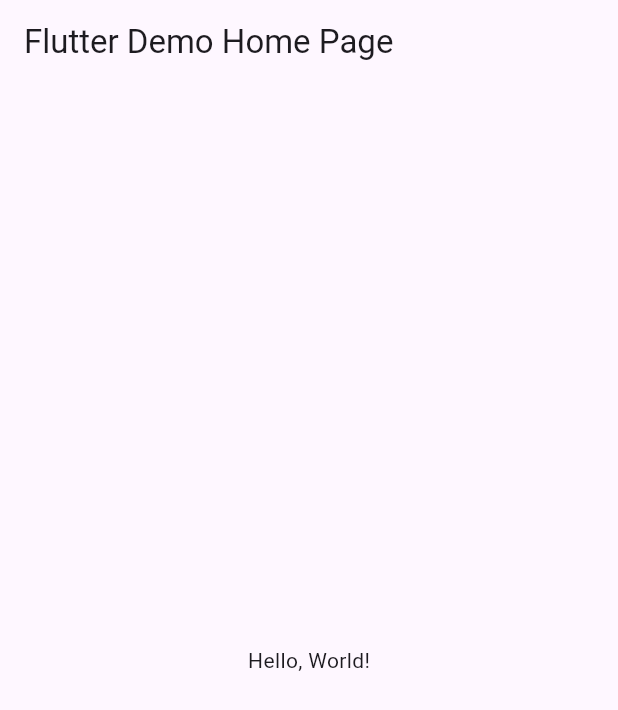
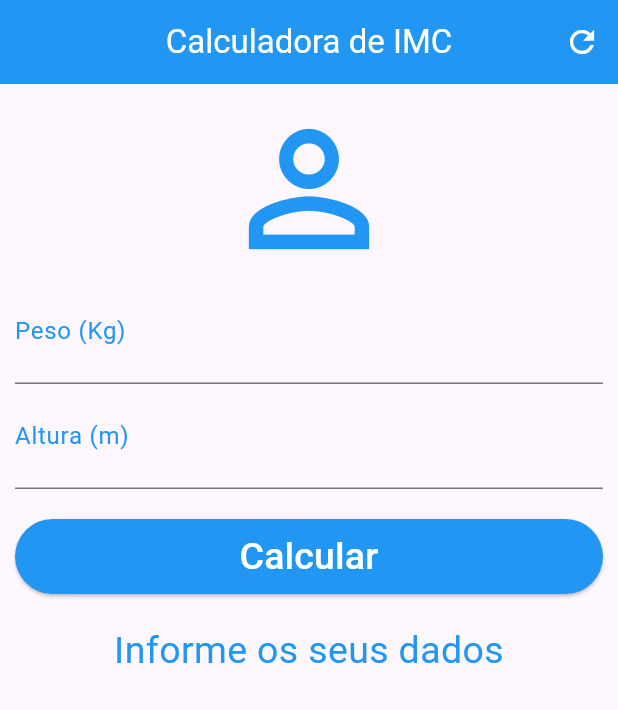
Before and after one commit to Brayanzrt/IMC_9, a Flutter app: the screen it shows after launch, on a phone screen of 412 x 824 dp. Shown: the top 710 px of the screen. Run offline on Flutter 3.47's test engine with Material 3 defaults, Android fonts, the phone set to English and light mode, and no system bars.

Commit message:
Update main.dart

```diff
--- a/lib/main.dart
+++ b/lib/main.dart
@@ -1,41 +1,148 @@
 import 'package:flutter/material.dart';
 
-void main() => runApp(MyApp());
-
-class MyApp extends StatelessWidget {
-  const MyApp({super.key});
-  // This widget is the root of your application.
-  @override
-  Widget build(BuildContext context) {
-    return MaterialApp(
-      // Application name
-      title: 'Flutter Hello World',
-      // Application theme data, you can set the colors for the application as
-      // you want
-      theme: ThemeData(
-        // useMaterial3: false,
-        primarySwatch: Colors.blue,
-      ),
-      // A widget which will be started on application startup
-      home: MyHomePage(title: 'Flutter Demo Home Page'),
-    );
-  }
+void main() {
+  runApp(MaterialApp(
+    home: Home(),
+    debugShowCheckedModeBanner: false,
+  ));
 }
 
-class MyHomePage extends StatelessWidget {
-  final String title;
-  const MyHomePage({super.key, required this.title});
+//A classe home vai gerenciar o estado da nossa aplicação:
+//A tela em execução e os valores dos campos
+class Home extends StatefulWidget {
+//Utilizamos o override para
+//sobrescrever o comportamento de criação da nossa aplicação
+  @override
+  _HomeState createState() => _HomeState();
+}
+
+//Esta classe representa a nossa view
+//ela extende o Estado da aplicação que criamos anteriormente
+class _HomeState extends State<Home> {
+  GlobalKey<FormState> _formKey = GlobalKey<FormState>();
+  TextEditingController pesoController = TextEditingController();
+  TextEditingController alturaController = TextEditingController();
+  String _resultado = "Informe os seus dados";
+
+  void _reset() {
+    pesoController.text = "";
+    alturaController.text = "";
+
+    setState(() {
+      _resultado = "Informe os seus dados";
+      _formKey = GlobalKey<FormState>();
+    });
+  }
+
+  void _calcularIMC() {
+    setState(() {
+      double peso = double.parse(pesoController.text.replaceAll(',', '.'));
+      double altura = double.parse(alturaController.text.replaceAll(',', '.'));
+
+      double imc = peso / (altura * altura);
+      _resultado = "seu imc é: ${imc.toStringAsPrecision(4)}";
+
+      if (imc < 18.5) {
+        _resultado += "(Abaixo do peso)";
+      } else if (imc >= 18.5 && imc < 24.9) {
+        _resultado += "(Peso normal)";
+      } else if (imc >= 25 && imc < 29.9) {
+        _resultado += "(Sobrepeso)";
+      } else {
+        _resultado += "(Obesidade)";
+      }
+    });
+  }
 
   @override
   Widget build(BuildContext context) {
     return Scaffold(
       appBar: AppBar(
-        // The title text which will be shown on the action bar
-        title: Text(title),
+        title: Text(
+          "Calculadora de IMC",
+          style: TextStyle(color: Colors.white),
+        ),
+        centerTitle: true,
+        backgroundColor: Colors.blue,
+        actions: <Widget>[
+          IconButton(
+              icon: Icon(Icons.refresh, color: Colors.white),
+              onPressed: () {
+                _reset();
+              })
+        ],
       ),
-      body: Center(
-        child: Text(
-          'Hello, World!',
+      body: SingleChildScrollView(
+        padding: EdgeInsets.all(10.0),
+        child: Form(
+          key: _formKey,
+          child: Column(
+            crossAxisAlignment: CrossAxisAlignment.stretch,
+            children: <Widget>[
+              Icon(
+                Icons.person_outline,
+                size: 120.0,
+                color: Colors.blue,
+              ),
+              TextFormField(
+                controller: pesoController,
+                keyboardType: TextInputType.number,
+                decoration: InputDecoration(
+                  labelText: "Peso (Kg)",
+                  labelStyle: TextStyle(color: Colors.blue),
+                ),
+                textAlign: TextAlign.center,
+                style: TextStyle(color: Colors.blue, fontSize: 25.0),
+                validator: (value) {
+                  if (value == null || value.isEmpty) {
+                    return "Insira seu peso!";
+                  }
+                  return null;
+                },
+              ),
+              TextFormField(
+                controller: alturaController,
+                keyboardType: TextInputType.number,
+                decoration: InputDecoration(
+                  labelText: "Altura (m)",
+                  labelStyle: TextStyle(color: Colors.blue),
+                ),
+                textAlign: TextAlign.center,
+                style: TextStyle(color: Colors.blue, fontSize: 25.0),
+                validator: (value) {
+                  if (value == null || value.isEmpty) {
+                    return "Insira sua altura!";
+                  }
+                  return null;
+                },
+              ),
+              Padding(
+                padding: EdgeInsets.only(top: 20.0, bottom: 20.0),
+                child: Container(
+                  height: 50.0,
+                  child: ElevatedButton(
+                    child: Text(
+                      "Calcular",
+                      style: TextStyle(color: Colors.white, fontSize: 25.0),
+                    ),
+                    style: ElevatedButton.styleFrom(
+                      backgroundColor: Colors.blue,
+                    ),
+                    onPressed: () {
+                      if (_formKey.currentState!.validate()) {
+                        _calcularIMC();
+                      }
+                    },
+                  ),
+                ),
+              ),
+              Text(
+                _resultado,
+                textAlign: TextAlign.center,
+                style: TextStyle(color: Colors.blue, fontSize: 25.0),
+              ),
+            ],
+          ),
         ),
       ),
     );
```
